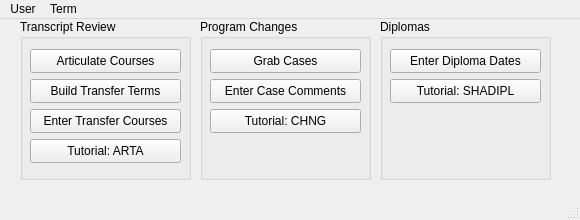
Old version of the form mainwindow.ui in the repository at91322/dteassistant.
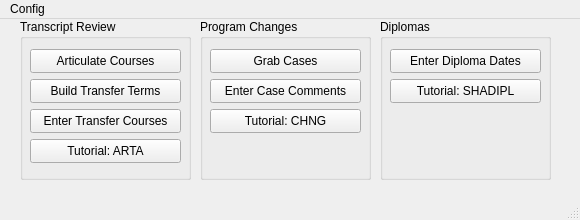
New version of the form.

Commit message: add username and current term update functionality in menu bar on all windows

```diff
--- a/mainwindow.ui
+++ b/mainwindow.ui
@@ -194,18 +194,12 @@
    </property>
    <widget class="QMenu" name="menuUser">
     <property name="title">
-     <string>User</string>
+     <string>Config</string>
     </property>
     <addaction name="actionChange_Username"/>
-   </widget>
-   <widget class="QMenu" name="menuTerm">
-    <property name="title">
-     <string>Term</string>
-    </property>
     <addaction name="actionChange_Current_Term"/>
    </widget>
    <addaction name="menuUser"/>
-   <addaction name="menuTerm"/>
   </widget>
   <widget class="QStatusBar" name="statusbar"/>
   <action name="actionView_User_Configurations">
```
Left out of the diff: 60 changed lines with no effect on the pictures. The commit also changes 19 other files.
